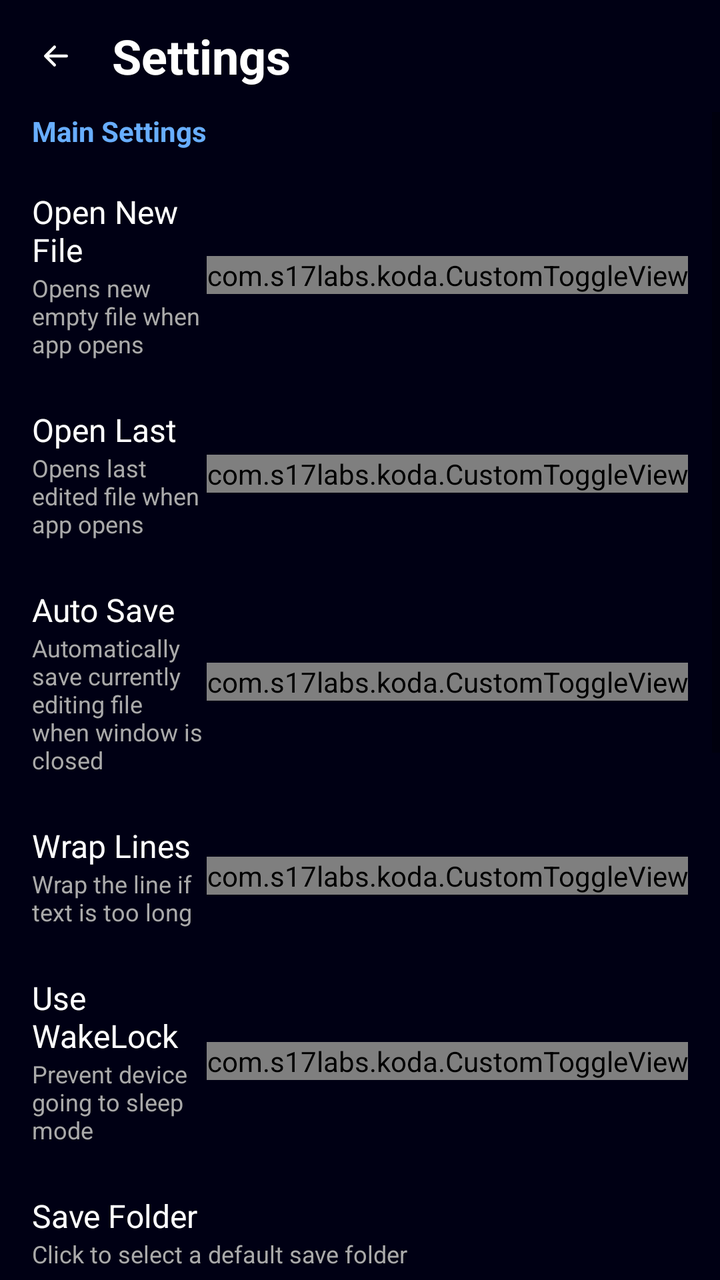
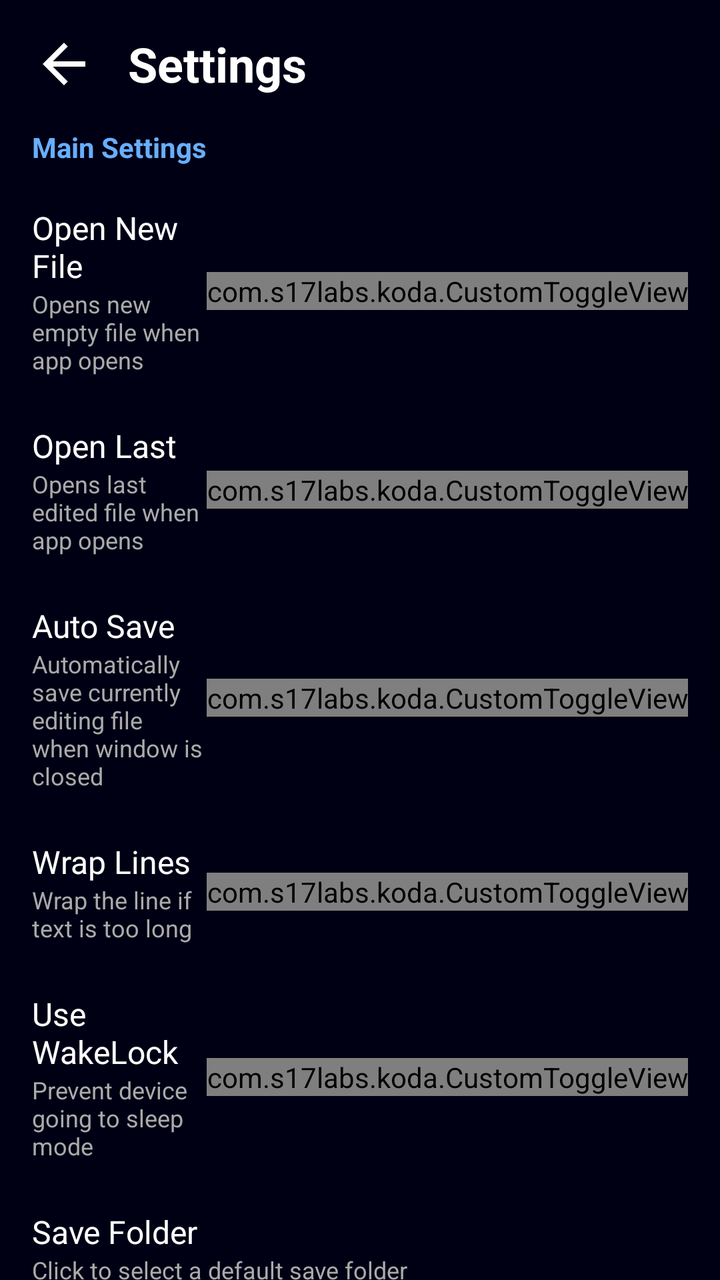

Screens rendered from an Android XML layout before and after an edit, with the pre-edit source and the edit as a unified diff.
<!-- AndroidManifest.xml: application theme AppTheme -->
<!-- res/layout/activity_settings.xml -->
<?xml version="1.0" encoding="utf-8"?>
<LinearLayout
    xmlns:android="http://schemas.android.com/apk/res/android"
    xmlns:app="http://schemas.android.com/apk/res-auto"
    android:layout_width="match_parent"
    android:layout_height="match_parent"
    android:orientation="vertical"
    android:background="@color/kodaEditorBg"
    android:fitsSystemWindows="true">

    <LinearLayout
        android:layout_width="match_parent"
        android:layout_height="wrap_content"
        android:orientation="horizontal"
        android:gravity="center_vertical"
        android:paddingHorizontal="8dp"
        android:paddingVertical="8dp">

        <ImageButton
            android:id="@+id/btnBack"
            android:layout_width="40dp"
            android:layout_height="40dp"
            android:background="?attr/selectableItemBackgroundBorderless"
            android:contentDescription="Back"
            android:src="@drawable/ic_back"
            app:tint="@color/kodaText" />

        <TextView
            android:layout_width="wrap_content"
            android:layout_height="wrap_content"
            android:text="@string/settings_title"
            android:textColor="@color/kodaText"
            android:textSize="24sp"
            android:textStyle="bold"
            android:paddingStart="8dp" />

    </LinearLayout>

    <ScrollView
        android:layout_width="match_parent"
        android:layout_height="match_parent">

        <LinearLayout
            android:layout_width="match_parent"
            android:layout_height="wrap_content"
            android:orientation="vertical">

        <TextView
            android:layout_width="wrap_content"
            android:layout_height="wrap_content"
            android:text="@string/settings_main"
            android:textColor="@color/kodaBlue"
            android:textSize="14sp"
            android:textStyle="bold"
			android:paddingHorizontal="16dp"
            android:layout_marginBottom="8dp" />

        <LinearLayout
            android:id="@+id/settingOpenNew"
            android:layout_width="match_parent"
            android:layout_height="wrap_content"
            android:orientation="horizontal"
            android:gravity="center_vertical"
            android:paddingVertical="12dp"
			android:paddingHorizontal="16dp"
            android:background="?attr/selectableItemBackground">

            <LinearLayout
                android:layout_width="0dp"
                android:layout_height="wrap_content"
                android:layout_weight="1"
                android:orientation="vertical">

                <TextView
                    android:layout_width="wrap_content"
                    android:layout_height="wrap_content"
                    android:text="@string/setting_open_new"
                    android:textColor="@color/kodaText"
                    android:textSize="16sp" />

                <TextView
                    android:id="@+id/textOpenNewDesc"
                    android:layout_width="wrap_content"
                    android:layout_height="wrap_content"
                    android:text="@string/setting_open_new_desc"
                    android:textColor="@color/kodaTextSecondary"
                    android:textSize="12sp" />

            </LinearLayout>

            <com.s17labs.koda.CustomToggleView
                android:id="@+id/switchOpenNew"
                android:layout_width="wrap_content"
                android:layout_height="wrap_content" />

        </LinearLayout>

        <LinearLayout
            android:id="@+id/settingOpenLast"
            android:layout_width="match_parent"
            android:layout_height="wrap_content"
            android:orientation="horizontal"
            android:gravity="center_vertical"
            android:paddingVertical="12dp"
			android:paddingHorizontal="16dp"
            android:background="?attr/selectableItemBackground">

            <LinearLayout
                android:layout_width="0dp"
                android:layout_height="wrap_content"
                android:layout_weight="1"
                android:orientation="vertical">

                <TextView
                    android:layout_width="wrap_content"
                    android:layout_height="wrap_content"
                    android:text="@string/setting_open_last"
                    android:textColor="@color/kodaText"
                    android:textSize="16sp" />

                <TextView
                    android:id="@+id/textOpenLastDesc"
                    android:layout_width="wrap_content"
                    android:layout_height="wrap_content"
                    android:text="@string/setting_open_last_desc"
                    android:textColor="@color/kodaTextSecondary"
                    android:textSize="12sp" />

            </LinearLayout>

            <com.s17labs.koda.CustomToggleView
                android:id="@+id/switchOpenLast"
                android:layout_width="wrap_content"
                android:layout_height="wrap_content" />

        </LinearLayout>

        <LinearLayout
            android:id="@+id/settingAutoSave"
            android:layout_width="match_parent"
            android:layout_height="wrap_content"
            android:orientation="horizontal"
            android:gravity="center_vertical"
            android:paddingVertical="12dp"
			android:paddingHorizontal="16dp"
            android:background="?attr/selectableItemBackground">

            <LinearLayout
                android:layout_width="0dp"
                android:layout_height="wrap_content"
                android:layout_weight="1"
                android:orientation="vertical">

                <TextView
                    android:layout_width="wrap_content"
                    android:layout_height="wrap_content"
                    android:text="@string/setting_auto_save"
                    android:textColor="@color/kodaText"
                    android:textSize="16sp" />

                <TextView
                    android:layout_width="wrap_content"
                    android:layout_height="wrap_content"
                    android:text="@string/setting_auto_save_desc"
                    android:textColor="@color/kodaTextSecondary"
                    android:textSize="12sp" />

            </LinearLayout>

            <com.s17labs.koda.CustomToggleView
                android:id="@+id/switchAutoSave"
                android:layout_width="wrap_content"
                android:layout_height="wrap_content" />

        </LinearLayout>

        <LinearLayout
            android:id="@+id/settingWrapLines"
            android:layout_width="match_parent"
            android:layout_height="wrap_content"
            android:orientation="horizontal"
            android:gravity="center_vertical"
            android:paddingVertical="12dp"
			android:paddingHorizontal="16dp"
            android:background="?attr/selectableItemBackground">

            <LinearLayout
                android:layout_width="0dp"
                android:layout_height="wrap_content"
                android:layout_weight="1"
                android:orientation="vertical">

                <TextView
                    android:layout_width="wrap_content"
                    android:layout_height="wrap_content"
                    android:text="@string/setting_wrap_lines"
                    android:textColor="@color/kodaText"
                    android:textSize="16sp" />

                <TextView
                    android:layout_width="wrap_content"
                    android:layout_height="wrap_content"
                    android:text="@string/setting_wrap_lines_desc"
                    android:textColor="@color/kodaTextSecondary"
                    android:textSize="12sp" />

            </LinearLayout>

            <com.s17labs.koda.CustomToggleView
                android:id="@+id/switchWrapLines"
                android:layout_width="wrap_content"
                android:layout_height="wrap_content" />

        </LinearLayout>

        <LinearLayout
            android:id="@+id/settingWakeLock"
            android:layout_width="match_parent"
            android:layout_height="wrap_content"
            android:orientation="horizontal"
            android:gravity="center_vertical"
            android:paddingVertical="12dp"
			android:paddingHorizontal="16dp"
            android:background="?attr/selectableItemBackground">

            <LinearLayout
                android:layout_width="0dp"
                android:layout_height="wrap_content"
                android:layout_weight="1"
                android:orientation="vertical">

                <TextView
                    android:layout_width="wrap_content"
                    android:layout_height="wrap_content"
                    android:text="@string/setting_wake_lock"
                    android:textColor="@color/kodaText"
                    android:textSize="16sp" />

                <TextView
                    android:layout_width="wrap_content"
                    android:layout_height="wrap_content"
                    android:text="@string/setting_wake_lock_desc"
                    android:textColor="@color/kodaTextSecondary"
                    android:textSize="12sp" />

            </LinearLayout>

            <com.s17labs.koda.CustomToggleView
                android:id="@+id/switchWakeLock"
                android:layout_width="wrap_content"
                android:layout_height="wrap_content" />

        </LinearLayout>

        <LinearLayout
            android:id="@+id/settingSaveFolder"
            android:layout_width="match_parent"
            android:layout_height="wrap_content"
            android:orientation="vertical"
            android:paddingVertical="12dp"
            android:paddingHorizontal="16dp"
            android:background="?attr/selectableItemBackground">

            <TextView
                android:layout_width="wrap_content"
                android:layout_height="wrap_content"
                android:text="@string/setting_save_folder"
                android:textColor="@color/kodaText"
                android:textSize="16sp" />

            <TextView
                android:id="@+id/textSaveFolderValue"
                android:layout_width="wrap_content"
                android:layout_height="wrap_content"
                android:text="@string/setting_save_folder_default"
                android:textColor="@color/kodaTextSecondary"
                android:textSize="12sp" />

        </LinearLayout>

        <TextView
            android:layout_width="wrap_content"
            android:layout_height="wrap_content"
            android:text="@string/settings_appearance"
            android:textColor="@color/kodaBlue"
            android:textSize="14sp"
            android:textStyle="bold"
			android:paddingHorizontal="16dp"
            android:layout_marginTop="24dp"
            android:layout_marginBottom="8dp" />

        <LinearLayout
            android:id="@+id/settingLanguage"
            android:layout_width="match_parent"
            android:layout_height="wrap_content"
            android:orientation="vertical"
            android:paddingVertical="12dp"
			android:paddingHorizontal="16dp"
            android:background="?attr/selectableItemBackground">

            <TextView
                android:layout_width="wrap_content"
                android:layout_height="wrap_content"
                android:text="@string/setting_language"
                android:textColor="@color/kodaText"
                android:textSize="16sp" />

            <TextView
                android:id="@+id/textLanguageValue"
                android:layout_width="wrap_content"
                android:layout_height="wrap_content"
                android:text="English"
                android:textColor="@color/kodaTextSecondary"
                android:textSize="12sp" />

        </LinearLayout>

        <LinearLayout
            android:id="@+id/settingFont"
            android:layout_width="match_parent"
            android:layout_height="wrap_content"
            android:orientation="vertical"
            android:paddingVertical="12dp"
			android:paddingHorizontal="16dp"
            android:background="?attr/selectableItemBackground">

            <TextView
                android:layout_width="wrap_content"
                android:layout_height="wrap_content"
                android:text="@string/setting_font"
                android:textColor="@color/kodaText"
                android:textSize="16sp" />

            <TextView
                android:id="@+id/textFontValue"
                android:layout_width="wrap_content"
                android:layout_height="wrap_content"
                android:text="Monospace"
                android:textColor="@color/kodaTextSecondary"
                android:textSize="12sp"
                android:fontFamily="monospace" />

        </LinearLayout>

        <LinearLayout
            android:id="@+id/settingFontSize"
            android:layout_width="match_parent"
            android:layout_height="wrap_content"
            android:orientation="vertical"
            android:paddingVertical="12dp"
			android:paddingHorizontal="16dp"
            android:background="?attr/selectableItemBackground">

            <TextView
                android:layout_width="wrap_content"
                android:layout_height="wrap_content"
                android:text="@string/setting_font_size"
                android:textColor="@color/kodaText"
                android:textSize="16sp" />

            <TextView
                android:id="@+id/textFontSizeValue"
                android:layout_width="wrap_content"
                android:layout_height="wrap_content"
                android:text="M"
                android:textColor="@color/kodaTextSecondary"
                android:textSize="12sp" />

        </LinearLayout>

        <TextView
            android:layout_width="wrap_content"
            android:layout_height="wrap_content"
            android:text="@string/settings_about"
            android:textColor="@color/kodaBlue"
            android:textSize="14sp"
            android:textStyle="bold"
			android:paddingHorizontal="16dp"
            android:layout_marginTop="24dp"
            android:layout_marginBottom="8dp" />

        <LinearLayout
            android:layout_width="match_parent"
            android:layout_height="wrap_content"
            android:orientation="vertical"
            android:paddingVertical="12dp"
			android:paddingHorizontal="16dp">

            <TextView
                android:layout_width="wrap_content"
                android:layout_height="wrap_content"
                android:text="@string/version"
                android:textColor="@color/kodaText"
                android:textSize="16sp" />

            <TextView
                android:id="@+id/textVersion"
                android:layout_width="wrap_content"
                android:layout_height="wrap_content"
                android:text="v1.0"
                android:textColor="@color/kodaTextSecondary"
                android:textSize="12sp" />

        </LinearLayout>

        <LinearLayout
            android:id="@+id/settingAbout"
            android:layout_width="match_parent"
            android:layout_height="wrap_content"
            android:orientation="vertical"
            android:paddingVertical="12dp"
			android:paddingHorizontal="16dp"
            android:background="?attr/selectableItemBackground">

            <TextView
                android:layout_width="wrap_content"
                android:layout_height="wrap_content"
                android:text="@string/about_koda"
                android:textColor="@color/kodaText"
                android:textSize="16sp" />

            <TextView
                android:layout_width="wrap_content"
                android:layout_height="wrap_content"
                android:text="@string/about_koda_desc"
                android:textColor="@color/kodaTextSecondary"
                android:textSize="12sp" />

        </LinearLayout>

        <LinearLayout
            android:id="@+id/settingDebugLog"
            android:layout_width="match_parent"
            android:layout_height="wrap_content"
            android:orientation="vertical"
            android:paddingVertical="12dp"
            android:paddingHorizontal="16dp"
            android:background="?attr/selectableItemBackground">

            <TextView
                android:layout_width="wrap_content"
                android:layout_height="wrap_content"
                android:text="@string/debug_log"
                android:textColor="@color/kodaText"
                android:textSize="16sp" />

            <TextView
                android:layout_width="wrap_content"
                android:layout_height="wrap_content"
                android:text="@string/debug_log_desc"
                android:textColor="@color/kodaTextSecondary"
                android:textSize="12sp" />

        </LinearLayout>

        </LinearLayout>

    </ScrollView>

</LinearLayout>
<!-- resources referenced by this layout -->
<resources>
  <color name="kodaBlue">#68AEFF</color>
  <color name="kodaEditorBg">#000014</color>
  <color name="kodaText">#FFFFFF</color>
  <color name="kodaTextSecondary">#AAAAAA</color>
  <!-- drawable ic_back (drawable) -->
  <vector xmlns:android="http://schemas.android.com/apk/res/android"
      android:width="24dp"
      android:height="24dp"
      android:viewportWidth="16"
      android:viewportHeight="16">
      <path
          android:fillColor="#FFFFFF"
          android:fillType="evenOdd"
          android:pathData="M12 8a.5.5 0 0 1-.5.5H5.707l2.147 2.146a.5.5 0 0 1-.708.708l-3-3a.5.5 0 0 1 0-.708l3-3a.5.5 0 1 1 .708.708L5.707 7.5H11.5a.5.5 0 0 1 .5.5"/>
  </vector>
  <string name="about_koda">About Koda</string>
  <string name="about_koda_desc">Just a little FYI</string>
  <string name="debug_log">Debug Log</string>
  <string name="debug_log_desc">View and Export debug logs</string>
  <string name="setting_auto_save">Auto Save</string>
  <string name="setting_auto_save_desc">Automatically save currently editing file when window is closed</string>
  <string name="setting_font">Font</string>
  <string name="setting_font_size">Font Size</string>
  <string name="setting_language">Language</string>
  <string name="setting_open_last">Open Last</string>
  <string name="setting_open_last_desc">Opens last edited file when app opens</string>
  <string name="setting_open_new">Open New File</string>
  <string name="setting_open_new_desc">Opens new empty file when app opens</string>
  <string name="setting_save_folder">Save Folder</string>
  <string name="setting_save_folder_default">Click to select a default save folder</string>
  <string name="setting_wake_lock">Use WakeLock</string>
  <string name="setting_wake_lock_desc">Prevent device going to sleep mode</string>
  <string name="setting_wrap_lines">Wrap Lines</string>
  <string name="setting_wrap_lines_desc">Wrap the line if text is too long</string>
  <string name="settings_about">About</string>
  <string name="settings_appearance">Appearance</string>
  <string name="settings_main">Main Settings</string>
  <string name="settings_title">Settings</string>
  <string name="version">Version</string>
  <style name="AppTheme" parent="Theme.AppCompat.DayNight.NoActionBar">
          <item name="colorPrimary">@color/kodaDarkBlue</item>
          <item name="colorPrimaryDark">@color/kodaDark</item>
          <item name="colorAccent">@color/kodaLightBlue</item>
          <item name="android:windowBackground">@color/kodaEditorBg</item>
          <item name="android:statusBarColor">@color/kodaDarkBlue</item>
          <item name="android:navigationBarColor">@color/kodaEditorBg</item>
          <item name="android:popupMenuStyle">@style/KodaPopupMenu</item>
          <item name="actionDropDownStyle">@style/KodaPopupMenu</item>
      </style>
  <color name="kodaDarkBlue">#003EB7</color>
  <color name="kodaDark">#000b20</color>
  <color name="kodaLightBlue">#33AAFF</color>
  <style name="KodaPopupMenu" parent="Widget.AppCompat.PopupMenu">
          <item name="android:popupBackground">@color/kodaDark</item>
      </style>
</resources>

<!-- the commit's change to res/layout/activity_settings.xml (unified diff, before → after) -->
@@ -18,10 +18,12 @@
 
         <ImageButton
             android:id="@+id/btnBack"
-            android:layout_width="40dp"
-            android:layout_height="40dp"
+            android:layout_width="48dp"
+            android:layout_height="48dp"
             android:background="?attr/selectableItemBackgroundBorderless"
             android:contentDescription="Back"
+            android:padding="8dp"
+            android:scaleType="fitCenter"
             android:src="@drawable/ic_back"
             app:tint="@color/kodaText" />
 
<!-- resource entries referenced after the edit -->
@@ -8,15 +8,14 @@
   <vector xmlns:android="http://schemas.android.com/apk/res/android"
       android:width="24dp"
       android:height="24dp"
-      android:viewportWidth="16"
-      android:viewportHeight="16">
+      android:viewportWidth="24"
+      android:viewportHeight="24">
       <path
           android:fillColor="#FFFFFF"
-          android:fillType="evenOdd"
-          android:pathData="M12 8a.5.5 0 0 1-.5.5H5.707l2.147 2.146a.5.5 0 0 1-.708.708l-3-3a.5.5 0 0 1 0-.708l3-3a.5.5 0 1 1 .708.708L5.707 7.5H11.5a.5.5 0 0 1 .5.5"/>
+          android:pathData="M20,11H7.83l5.59,-5.59L12,4l-8,8 8,8 1.42,-1.41L7.83,13H20z"/>
   </vector>
   <string name="about_koda">About Koda</string>
-  <string name="about_koda_desc">Just a little FYI</string>
+  <string name="about_koda_desc">App version and project information</string>
   <string name="debug_log">Debug Log</string>
   <string name="debug_log_desc">View and Export debug logs</string>
   <string name="setting_auto_save">Auto Save</string>
@@ -44,7 +43,8 @@
           <item name="colorPrimaryDark">@color/kodaDark</item>
           <item name="colorAccent">@color/kodaLightBlue</item>
           <item name="android:windowBackground">@color/kodaEditorBg</item>
-          <item name="android:statusBarColor">@color/kodaDarkBlue</item>
+          <item name="android:statusBarColor">@color/kodaEditorBg</item>
+          <item name="android:windowLightStatusBar">false</item>
           <item name="android:navigationBarColor">@color/kodaEditorBg</item>
           <item name="android:popupMenuStyle">@style/KodaPopupMenu</item>
           <item name="actionDropDownStyle">@style/KodaPopupMenu</item>
